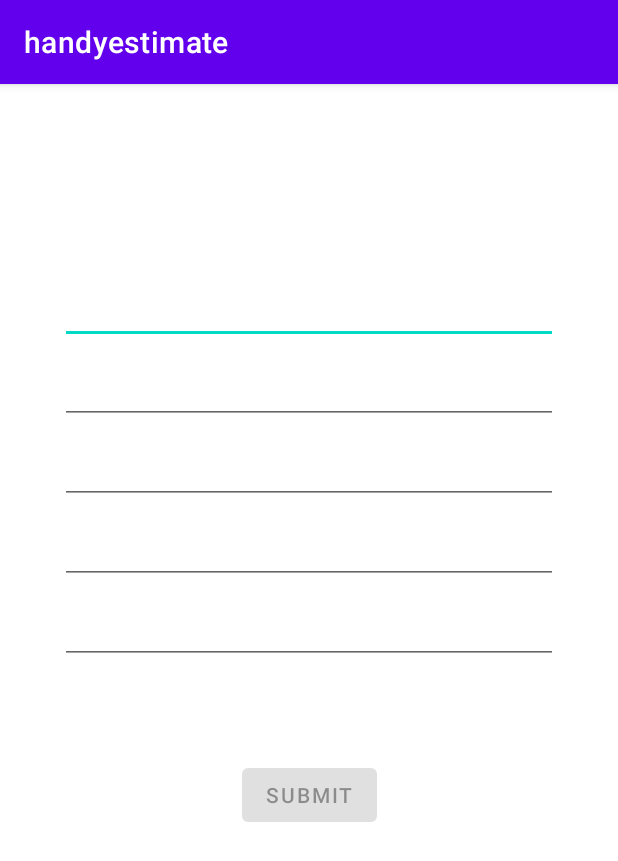
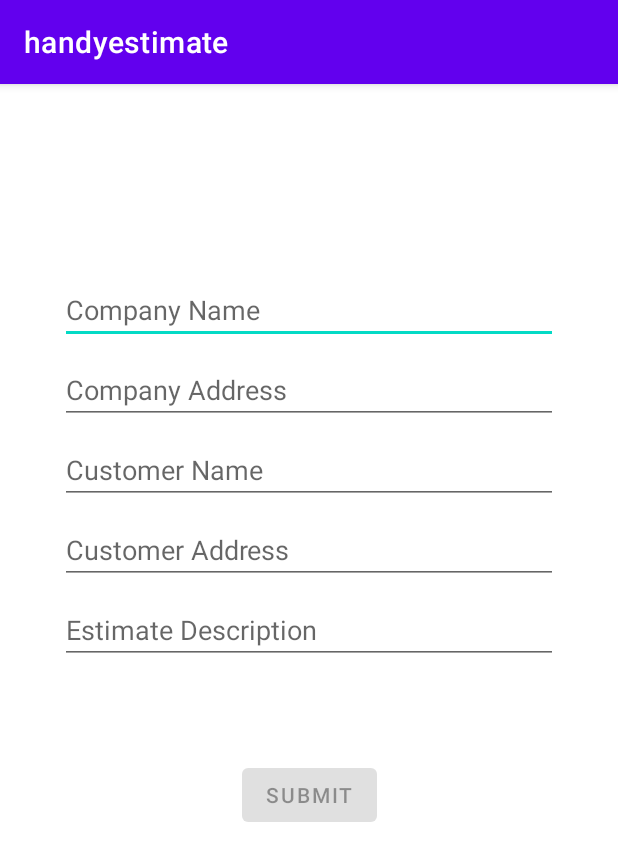
Before and after one commit to WALTER-CORE/handy-estimate, an Android app: the screen it shows after launch (LoginActivity), on a phone screen of 412 x 824 dp. Shown: the top 861 px of the screen. Run offline under Robolectric (Android 15) with nearby library versions, the phone set to English and light mode, and no system bars.

Commit message:
fixed labels

```diff
--- a/app/src/main/res/layout/activity_login.xml
+++ b/app/src/main/res/layout/activity_login.xml
@@ -18,7 +18,7 @@
         android:layout_marginStart="24dp"
         android:layout_marginTop="112dp"
         android:layout_marginEnd="24dp"
-        android:hint="@string/prompt_company_name"
+        android:hint="@string/company_name"
         android:inputType="text"
         android:selectAllOnFocus="true"
         app:layout_constraintEnd_toEndOf="parent"
@@ -32,8 +32,8 @@
         android:layout_marginStart="24dp"
         android:layout_marginTop="8dp"
         android:layout_marginEnd="24dp"
-        android:hint="@string/prompt_company_address"
-        android:imeActionLabel="@string/prompt_company_address"
+        android:hint="@string/company_address"
+        android:imeActionLabel="@string/company_address"
         android:imeOptions="actionDone"
         android:inputType="text"
         android:selectAllOnFocus="true"
@@ -48,8 +48,8 @@
         android:layout_marginStart="24dp"
         android:layout_marginTop="8dp"
         android:layout_marginEnd="24dp"
-        android:hint="@string/prompt_estimate_description"
-        android:imeActionLabel="@string/action_estimate_description"
+        android:hint="@string/estimate_description"
+        android:imeActionLabel="@string/estimate_description"
         android:imeOptions="actionDone"
         android:inputType="text"
         android:selectAllOnFocus="true"
@@ -64,8 +64,8 @@
         android:layout_marginStart="24dp"
         android:layout_marginTop="8dp"
         android:layout_marginEnd="24dp"
-        android:hint="@string/prompt_customer_address"
-        android:imeActionLabel="@string/prompt_customer_address"
+        android:hint="@string/customer_address"
+        android:imeActionLabel="@string/customer_address"
         android:imeOptions="actionDone"
         android:inputType="text"
         android:selectAllOnFocus="true"
@@ -81,7 +81,7 @@
         android:layout_marginTop="8dp"
         android:layout_marginEnd="24dp"
         android:hint="@string/customer_name"
-        android:imeActionLabel="@string/prompt_customer_name"
+        android:imeActionLabel="@string/customer_name"
         android:imeOptions="actionDone"
         android:inputType="text"
         android:selectAllOnFocus="true"
--- a/app/src/main/res/values/strings.xml
+++ b/app/src/main/res/values/strings.xml
@@ -9,11 +9,9 @@
     <string name="invalid_username">Not a valid username</string>
     <string name="invalid_password">Password must be >5 characters</string>
     <string name="login_failed">"Login failed"</string>
-    <string name="prompt_company_name" />
-    <string name="prompt_company_address" />
-    <string name="prompt_estimate_description" />
-    <string name="action_estimate_description" />
-    <string name="prompt_customer_address" />
-    <string name="customer_name" />
-    <string name="prompt_customer_name" />
+    <string name="customer_name" >Customer Name</string>
+    <string name="company_name">Company Name</string>
+    <string name="company_address">Company Address</string>
+    <string name="estimate_description">Estimate Description</string>
+    <string name="customer_address">Customer Address</string>
 </resources>
```
